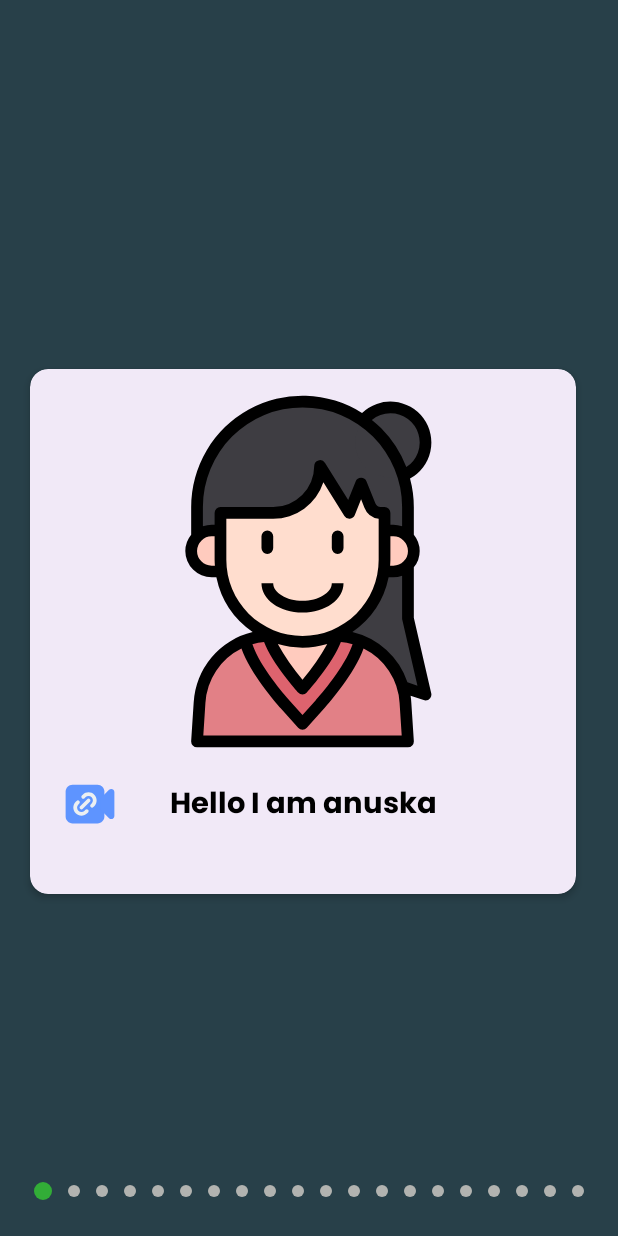
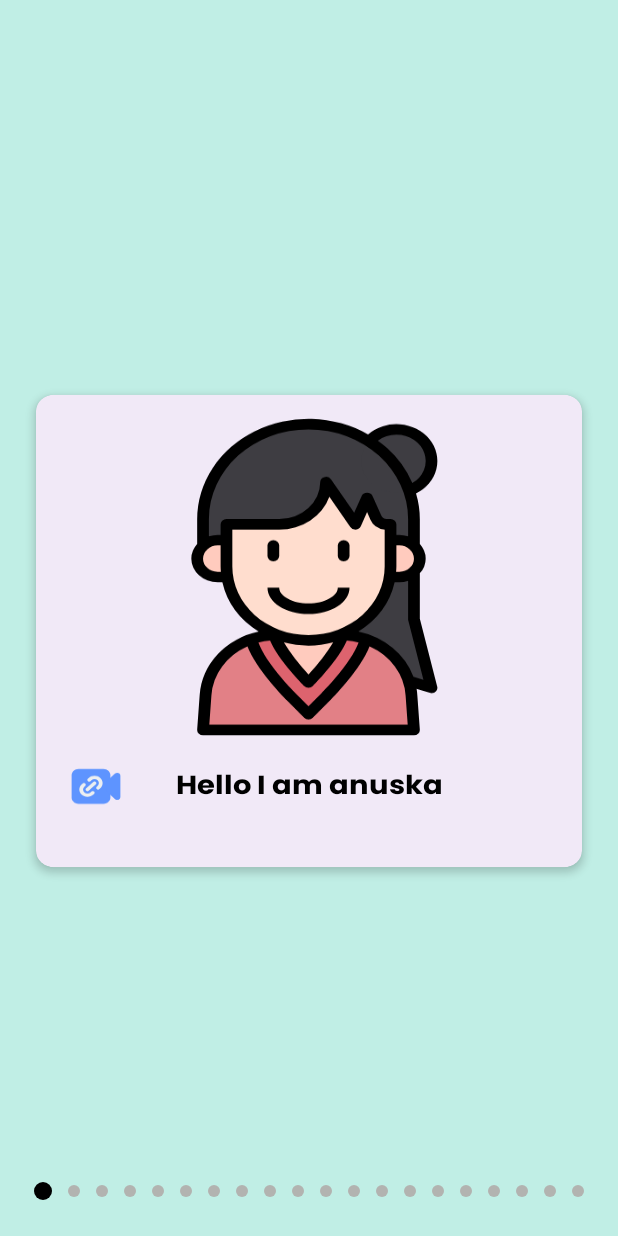
Before and after one commit to mrAyush1804/recyclerviewwithprogressbarandmotionlayout, an Android app: the MainActivity3 screen opened directly, with no data from a screen before it, on a phone screen of 412 x 824 dp. Run offline under Robolectric (Android 15) with nearby library versions, the phone set to English and light mode, and no system bars.

Commit message:
adding the more function and optimize the code

```diff
--- a/app/src/main/java/com/example/recyclerviewprectice/MainActivity3.kt
+++ b/app/src/main/java/com/example/recyclerviewprectice/MainActivity3.kt
@@ -1,14 +1,18 @@
 package com.example.recyclerviewprectice
 
 import android.os.Bundle
+import android.view.View
 import android.widget.ImageView
 import android.widget.LinearLayout
 import androidx.activity.enableEdgeToEdge
 import androidx.appcompat.app.AppCompatActivity
 import androidx.core.view.ViewCompat
 import androidx.core.view.WindowInsetsCompat
+import androidx.viewpager2.widget.CompositePageTransformer
+import androidx.viewpager2.widget.MarginPageTransformer
 import androidx.viewpager2.widget.ViewPager2
 import androidx.viewpager2.widget.ViewPager2.OnPageChangeCallback
+import kotlin.math.abs
 
 class MainActivity3 : AppCompatActivity() {
     private lateinit var viewPager2: ViewPager2
@@ -26,8 +30,89 @@ class MainActivity3 : AppCompatActivity() {
             v.setPadding(systemBars.left, systemBars.top, systemBars.right, systemBars.bottom)
             insets
         }
+
         inisliazation()
-       // val data = ArrayList<viewpagerdata>()
+        addData()
+        pagesetr()
+
+
+
+
+        val viewPagerAdpter = ViewPagerAdpter(data, this)
+        viewPager2.adapter = viewPagerAdpter
+        setupDotIndicator(data.size)
+
+
+       // viewPager2.setPageTransformer(compositePageTransformer)
+
+        viewPager2.registerOnPageChangeCallback(object : OnPageChangeCallback() {
+
+            override fun onPageScrolled(
+                position: Int,
+                positionOffset: Float,
+                positionOffsetPixels: Int
+            ) {
+                super.onPageScrolled(position, positionOffset, positionOffsetPixels)
+            }
+
+
+            override fun onPageSelected(position: Int) {
+                super.onPageSelected(position)
+                updateDots(position)
+            }
+
+
+            override fun onPageScrollStateChanged(state: Int) {
+                super.onPageScrollStateChanged(state)
+            }
+        });
+
+
+    }
+
+
+
+
+    private fun setupDotIndicator(totalPages: Int) {
+        dots.clear()
+        for (i in 0 until totalPages) {
+            val dot = ImageView(this).apply {
+                setImageResource(R.drawable.colour_dot_indicater)
+                val params = LinearLayout.LayoutParams(
+                    LinearLayout.LayoutParams.WRAP_CONTENT,
+                    LinearLayout.LayoutParams.WRAP_CONTENT
+                ).apply {
+                    setMargins(8, 0, 8, 0)
+                }
+                layoutParams = params
+            }
+            dotsLayout.addView(dot)
+            dots.add(dot)
+        }
+
+
+        updateDots(0)
+    }
+
+
+    private fun updateDots(position: Int) {
+        for (i in dots.indices) {
+            if (i == position) {
+                dots[i].setImageResource(R.drawable.colour_dot_indicater)
+            } else {
+                dots[i].setImageResource(R.drawable.non_colour_dot)
+            }
+        }
+    }
+
+
+    fun inisliazation() {
+        viewPager2 = findViewById(R.id.viewpager2)
+        dotsLayout = findViewById(R.id.dotindicater)
+    }
+
+    fun addData()
+    {
         data.add(viewpagerdata(R.drawable.girl, "Hello I am anuska", R.drawable.group_video_call))
         data.add(viewpagerdata(R.drawable.doctor, "Hello I am Docter", R.drawable.incoming_call))
         data.add(viewpagerdata(R.drawable.male, "Hello I am ayush", R.drawable.group_video_call))
@@ -85,73 +170,24 @@ class MainActivity3 : AppCompatActivity() {
         data.add(viewpagerdata(R.drawable.male, "Hello I am anuska", R.drawable.group_video_call))
         data.add(viewpagerdata(R.drawable.male, "Hello I am anuska", R.drawable.group_video_call))
 
-        val viewPagerAdpter = ViewPagerAdpter(data, this)
-        viewPager2.adapter = viewPagerAdpter
-        setupDotIndicator(data.size)
+    }
+    private fun pagesetr()
+    {
 
-        viewPager2.registerOnPageChangeCallback(object : OnPageChangeCallback() {
+        val compositePageTransformer=CompositePageTransformer()
+        compositePageTransformer.addTransformer(MarginPageTransformer(40))
+        compositePageTransformer.addTransformer(object : ViewPager2.PageTransformer {
+            override fun transformPage(page: View, position: Float) {
 
-            override fun onPageScrolled(
-                position: Int,
-                positionOffset: Float,
-                positionOffsetPixels: Int
-            ) {
-                super.onPageScrolled(position, positionOffset, positionOffsetPixels)
+                val r=1- abs(position)
+                page.scaleY=0.45f+r*0.45f
+
             }
-
-
-            override fun onPageSelected(position: Int) {
-                super.onPageSelected(position)
-                updateDots(position)
-            }
-
-
-            override fun onPageScrollStateChanged(state: Int) {
-                super.onPageScrollStateChanged(state)
-            }
-        });
-
-
-    }
 
 
 
 
-    private fun setupDotIndicator(totalPages: Int) {
-        dots.clear()
-        for (i in 0 until totalPages) {
-            val dot = ImageView(this).apply {
-                setImageResource(R.drawable.colour_dot_indicater)  // Initial dot state
-                val params = LinearLayout.LayoutParams(
-                    LinearLayout.LayoutParams.WRAP_CONTENT,
-                    LinearLayout.LayoutParams.WRAP_CONTENT
-                ).apply {
-                    setMargins(8, 0, 8, 0)
-                }
-                layoutParams = params
-            }
-            dotsLayout.addView(dot)
-            dots.add(dot)
-        }
-
-
-        updateDots(0)
-    }
-
-
-    private fun updateDots(position: Int) {
-        for (i in dots.indices) {
-            if (i == position) {
-                dots[i].setImageResource(R.drawable.colour_dot_indicater)  // Inactive dot
-            } else {
-                dots[i].setImageResource(R.drawable.non_colour_dot)  // Active dot
-            }
-        }
-    }
-
-
-    fun inisliazation() {
-        viewPager2 = findViewById(R.id.viewpager2)
-        dotsLayout = findViewById(R.id.dotindicater)
+        })
+        viewPager2.setPageTransformer(compositePageTransformer)
     }
 }
--- a/app/src/main/res/drawable/colour_dot_indicater.xml
+++ b/app/src/main/res/drawable/colour_dot_indicater.xml
@@ -3,7 +3,7 @@
     android:shape="oval"
     android:dither="true"
     android:useLevel="true">
-    <solid android:color="@color/green"/>
+    <solid android:color="@color/black"/>
     <size android:height="12dp"
         android:width="12dp"/>
 
--- a/app/src/main/res/layout/activity_main3.xml
+++ b/app/src/main/res/layout/activity_main3.xml
@@ -7,7 +7,7 @@
     android:layout_height="match_parent"
     tools:context=".MainActivity3"
     android:orientation="horizontal"
-    android:background="@color/Space">
+    android:background="@color/circle_colour">
 
 
 
@@ -28,8 +28,8 @@
         android:id="@+id/viewpager2"
         android:layout_width="match_parent"
         android:layout_height="match_parent"
-        android:layout_alignParentEnd="true"
-        android:layout_alignParentBottom="true"
+        android:layout_centerHorizontal="true"
+        android:layout_centerInParent="true"
         android:layout_marginEnd="8dp"
         android:layout_marginBottom="1dp"
         android:orientation="horizontal"
@@ -39,4 +39,6 @@
     </androidx.viewpager2.widget.ViewPager2>
 
 
+
+
 </RelativeLayout>
--- a/app/src/main/res/layout/viewpager_layout.xml
+++ b/app/src/main/res/layout/viewpager_layout.xml
@@ -13,8 +13,8 @@
         android:layout_height="350dp"
         android:layout_marginTop="20dp"
         android:layout_marginHorizontal="20dp"
+        android:layout_centerHorizontal="true"
         android:layout_centerVertical="true"
-        android:layout_alignParentStart="true"
         app:strokeWidth="0dp"
         app:cardElevation="3dp">
 
@@ -25,7 +25,8 @@
             android:id="@+id/relativeViewpager"
             android:layout_width="match_parent"
             android:layout_height="match_parent"
-            android:gravity="center_horizontal">
+            android:gravity="center_horizontal"
+            android:layout_gravity="center_horizontal">
 
 
 
```
